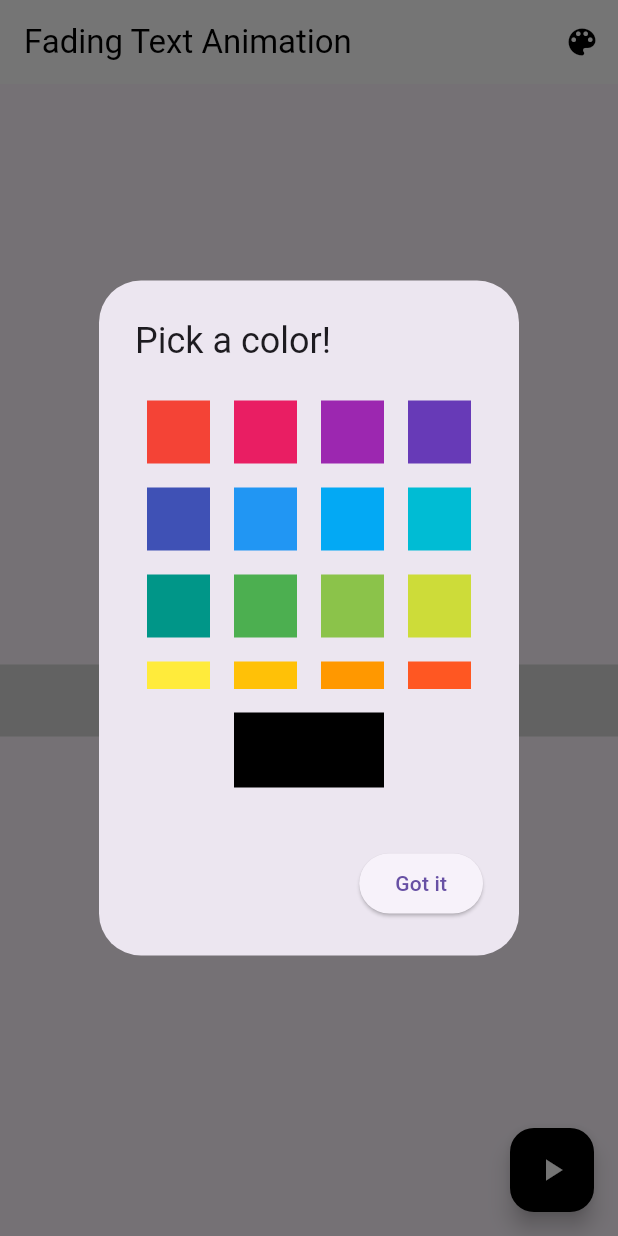
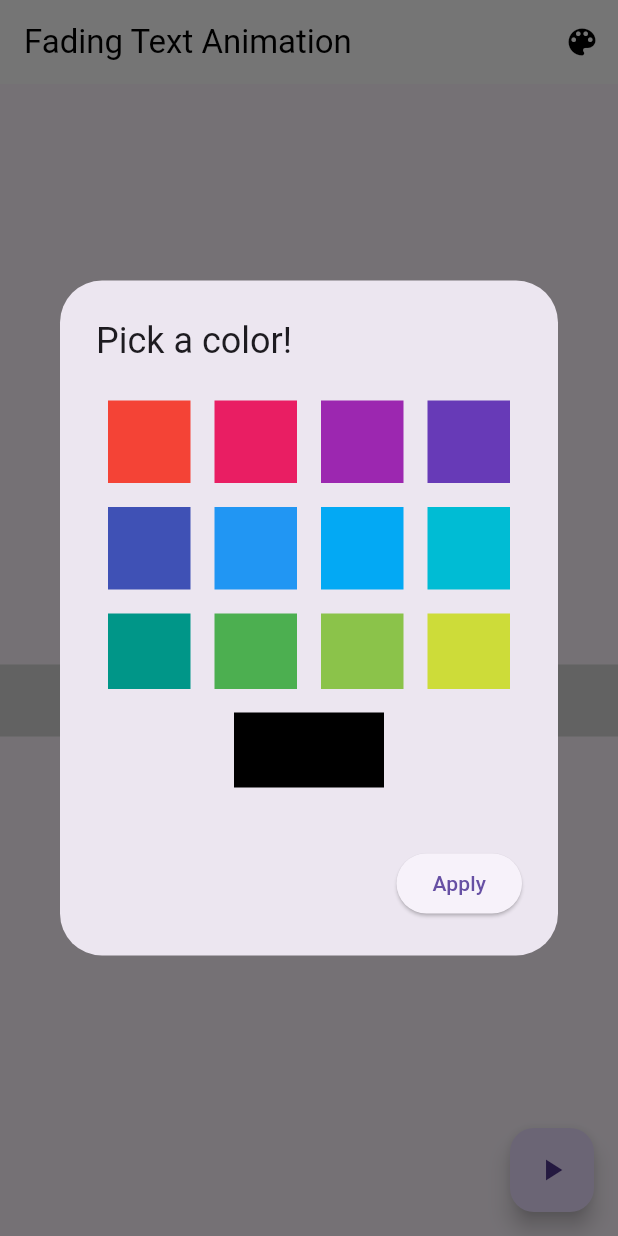
Before and after one commit to linnypham/digital_pet_app, a Flutter app: the screen it shows after launch, after a tap on the "color lens" icon, on a phone screen of 412 x 824 dp. Run offline on Flutter 3.47's test engine with Material 3 defaults, Android fonts, the phone set to English and light mode, and no system bars; our stand-ins replace confetti; missing offline and left inert: day_night_switch.

Commit message:
Fixed color grid

```diff
--- a/a7/lib/main.dart
+++ b/a7/lib/main.dart
@@ -29,6 +29,10 @@
 class _FadingTextAnimationState extends State<FadingTextAnimation> {
   bool _isVisible = true;
   bool val = false;
+  Color sunColor = Colors.yellow;
+  Color moonColor = Colors.grey;
+  Color dayColor = Colors.blue;
+  Color nightColor = Colors.black;
   Color backgroundColor = Colors.white;
   Color textColor = Colors.black;
 
@@ -40,53 +44,71 @@
 
   void toggleDayNight(bool value) {
     setState(() {
-      val = value;
-      backgroundColor = value ? Colors.black : Colors.white;
-      textColor = value ? Colors.white : Colors.black;
+      if (value) {
+        // Night Mode
+        backgroundColor = Colors.black;
+        textColor = Colors.white;
+      } else {
+        // Day Mode
+        backgroundColor = Colors.blue;
+        textColor = Colors.black;
+      }
     });
   }
 
   void _showColorPicker() async {
     Color pickerColor = textColor;
+    Color currentColor = textColor;
+
     final Color? selectedColor = await showDialog<Color>(
       context: context,
       builder: (BuildContext context) {
         return AlertDialog(
           title: const Text('Pick a color!'),
           content: SingleChildScrollView(
-            child: ColorPicker(
-              pickerColor: pickerColor,
-              onColorChanged: (color) {
-                pickerColor = color;
-              },
+            child: Container(
+              width: double.maxFinite,
+              child: ColorPicker(
+                pickerColor: pickerColor,
+                onColorChanged: (color) {
+                  pickerColor = color;
+                },
+              ),
             ),
           ),
           actions: <Widget>[
             ElevatedButton(
-              child: const Text('Got it'),
+              child: const Text('Apply'),
               onPressed: () {
                 setState(() {
-                  textColor = pickerColor;
+                  currentColor = pickerColor;
                 });
-                Navigator.of(context).pop();
+                Navigator.of(context).pop(currentColor);
               },
             ),
           ],
         );
       },
     );
+
+    if (selectedColor != null) {
+      setState(() {
+        textColor = selectedColor;
+      });
+    }
   }
+
 
   @override
   Widget build(BuildContext context) {
     return Scaffold(
       appBar: AppBar(
         backgroundColor: backgroundColor,
-        title: Text('Fading Text Animation', style: TextStyle(color: textColor)),
+        title: Text('Fading Text Animation' ,style: TextStyle(color: textColor)),
         iconTheme: IconThemeData(color: textColor),
-        actions: [
+        actions: <Widget>[
           IconButton(
-            icon: Icon(Icons.color_lens, color: textColor),
+            icon: Icon(Icons.color_lens),
             onPressed: _showColorPicker,
           ),
         ],
@@ -106,15 +128,25 @@
             const SizedBox(height: 20),
             DayNightSwitch(
               value: val,
-              onChanged: toggleDayNight,
+              moonImage: AssetImage('assets/moon.png'),
+              sunImage: AssetImage('assets/sun.png'),
+              sunColor: sunColor,
+              moonColor: moonColor,
+              dayColor: dayColor,
+              nightColor: nightColor,
+              onChanged: (value) {
+                setState(() {
+                  toggleDayNight(value);
+                  val = value;
+                });
+              },
             ),
           ],
         ),
       ),
       floatingActionButton: FloatingActionButton(
-        backgroundColor: textColor,
         onPressed: toggleVisibility,
-        child: Icon(Icons.play_arrow, color: backgroundColor),
+        child: Icon(Icons.play_arrow),
       ),
     );
   }
@@ -124,7 +156,10 @@
   final Color pickerColor;
   final ValueChanged<Color> onColorChanged;
 
-  ColorPicker({required this.pickerColor, required this.onColorChanged});
+  ColorPicker({
+    required this.pickerColor,
+    required this.onColorChanged,
+  });
 
   @override
   _ColorPickerState createState() => _ColorPickerState();
```
Also changed, not shown: 12 other files.
